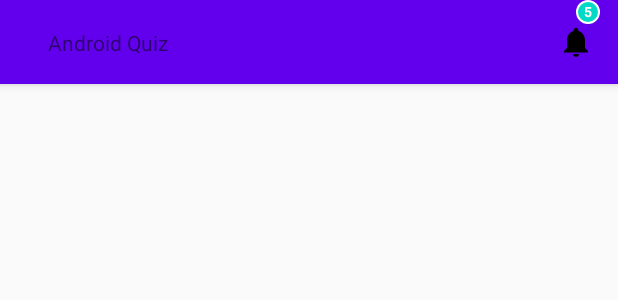
After one commit to zlatoslava/Android-Quiz, an Android app: the layout main_toolbar.xml on its own in the app's theme, with its tools: preview values and no code run, on a phone screen of 412 x 824 dp. The commit adds this screen. Shown: the top 300 px of the screen. Run offline under Robolectric (Android 15) with nearby library versions, the phone set to English and light mode, and no system bars.

```diff
--- a/app/build.gradle
+++ b/app/build.gradle
@@ -31,4 +31,9 @@ dependencies {
     testImplementation 'junit:junit:4.12'
     androidTestImplementation 'androidx.test.ext:junit:1.1.1'
     androidTestImplementation 'androidx.test.espresso:espresso-core:3.2.0'
+
+    //Material Navigation Drawer
+    implementation("com.mikepenz:materialdrawer:6.0.8@aar") {
+        transitive = true
+    }
 }
--- a/app/src/main/res/anim/rotate.xml
+++ b/app/src/main/res/anim/rotate.xml
@@ -5,5 +5,5 @@
         android:fromDegrees="0"
         android:pivotX="50%"
         android:pivotY="50%"
-        android:toDegrees="720"/>
+        android:toDegrees="720" />
 </set>
--- /dev/null
+++ b/app/src/main/res/drawable/badge_circle.xml
@@ -0,0 +1,21 @@
+<?xml version="1.0" encoding="utf-8"?>
+<shape
+    xmlns:android="http://schemas.android.com/apk/res/android"
+    android:shape="oval">
+    <solid android:color="@color/colorAccent">
+
+    </solid>
+    <stroke
+        android:width="1dp"
+        android:color="#FFF">
+
+    </stroke>
+    <padding
+        android:bottom="5dp"
+        android:left="5dp"
+        android:right="5dp"
+        android:top="5dp">
+
+    </padding>
+
+</shape>
--- /dev/null
+++ b/app/src/main/res/drawable/ic_notifications_black_24dp.xml
@@ -0,0 +1,9 @@
+<vector xmlns:android="http://schemas.android.com/apk/res/android"
+        android:width="24dp"
+        android:height="24dp"
+        android:viewportWidth="24.0"
+        android:viewportHeight="24.0">
+    <path
+        android:fillColor="#FF000000"
+        android:pathData="M12,22c1.1,0 2,-0.9 2,-2h-4c0,1.1 0.89,2 2,2zM18,16v-5c0,-3.07 -1.64,-5.64 -4.5,-6.32L13.5,4c0,-0.83 -0.67,-1.5 -1.5,-1.5s-1.5,0.67 -1.5,1.5v0.68C7.63,5.36 6,7.92 6,11v5l-2,2v1h16v-1l-2,-2z"/>
+</vector>
--- /dev/null
+++ b/app/src/main/res/layout/main_toolbar.xml
@@ -0,0 +1,59 @@
+<?xml version="1.0" encoding="utf-8"?>
+<com.google.android.material.appbar.AppBarLayout xmlns:android="http://schemas.android.com/apk/res/android"
+    xmlns:app="http://schemas.android.com/apk/res-auto"
+    xmlns:tools="http://schemas.android.com/tools"
+    android:layout_width="match_parent"
+    android:layout_height="wrap_content">
+
+    <androidx.appcompat.widget.Toolbar
+        android:id="@+id/toolbar"
+        android:layout_width="match_parent"
+        android:layout_height="?attr/actionBarSize">
+
+        <androidx.constraintlayout.widget.ConstraintLayout
+            android:layout_width="match_parent"
+            android:layout_height="match_parent">
+
+            <TextView
+                android:id="@+id/textView"
+                android:layout_width="0dp"
+                android:layout_height="wrap_content"
+                android:layout_marginStart="16dp"
+                android:text="@string/app_name"
+                app:layout_constraintBottom_toBottomOf="parent"
+                app:layout_constraintEnd_toStartOf="@+id/notificationIcon"
+                app:layout_constraintStart_toStartOf="parent"
+                app:layout_constraintTop_toTopOf="parent" />
+
+            <ImageView
+                android:id="@+id/notificationIcon"
+                android:layout_width="wrap_content"
+                android:layout_height="wrap_content"
+                android:layout_marginEnd="16dp"
+                app:layout_constraintBottom_toBottomOf="parent"
+                app:layout_constraintEnd_toEndOf="parent"
+                app:layout_constraintTop_toTopOf="parent"
+                android:contentDescription="notification icon"
+                app:srcCompat="@drawable/ic_notifications_black_24dp" />
+
+            <TextView
+                android:id="@+id/notificationCount"
+                android:layout_width="16dp"
+                android:layout_height="16dp"
+                android:layout_alignTop="@+id/notificationIcon"
+                android:layout_alignParentEnd="true"
+                android:background="@drawable/badge_circle"
+                android:gravity="center"
+                android:padding="0dp"
+                android:textColor="#FFF"
+                android:textSize="9sp"
+                android:textStyle="bold"
+                app:layout_constraintEnd_toEndOf="parent"
+                app:layout_constraintStart_toEndOf="@+id/textView"
+                app:layout_constraintTop_toTopOf="parent"
+                tools:text="5" />
+
+        </androidx.constraintlayout.widget.ConstraintLayout>
+    </androidx.appcompat.widget.Toolbar>
+
+</com.google.android.material.appbar.AppBarLayout>
--- a/app/src/main/res/values/strings.xml
+++ b/app/src/main/res/values/strings.xml
@@ -1,4 +1,10 @@
 <resources>
     <string name="app_name">Android Quiz</string>
     <string name="app_description">App description</string>
+    <string name="about_app_title">About an app</string>
+    <string name="settings_title">Settings</string>
+    <string name="rate_title">Rate this app</string>
+    <string name="share_title">Share</string>
+    <string name="privacy_title">Privacy</string>
+    <string name="tap_again">Tap again to exit</string>
 </resources>
--- a/app/src/main/res/values/styles.xml
+++ b/app/src/main/res/values/styles.xml
@@ -1,7 +1,7 @@
 <resources>
 
     <!-- Base application theme. -->
-    <style name="AppTheme" parent="Theme.AppCompat.Light.DarkActionBar">
+    <style name="AppTheme" parent="Theme.AppCompat.Light.NoActionBar">
         <!-- Customize your theme here. -->
         <item name="colorPrimary">@color/colorPrimary</item>
         <item name="colorPrimaryDark">@color/colorPrimaryDark</item>
```
Also changed, not shown: app/src/main/java/savinykh/zlatoslava/Activity/MainActivity.java (+78 -0 lines), app/src/main/java/savinykh/zlatoslava/Utility/AppUtilities.java (added, +24 -0 lines), app/src/main/res/drawable/ic_grade_black_24dp.xml (added, +9 -0 lines), app/src/main/res/drawable/ic_info_black_24dp.xml (added, +9 -0 lines), app/src/main/res/drawable/ic_license_black_24dp.xml (added, +9 -0 lines), app/src/main/res/drawable/ic_settings_black_24dp.xml (added, +9 -0 lines), app/src/main/res/drawable/ic_share_black_24dp.xml (added, +9 -0 lines), app/src/main/res/layout/activity_main.xml (+7 -0 lines).
